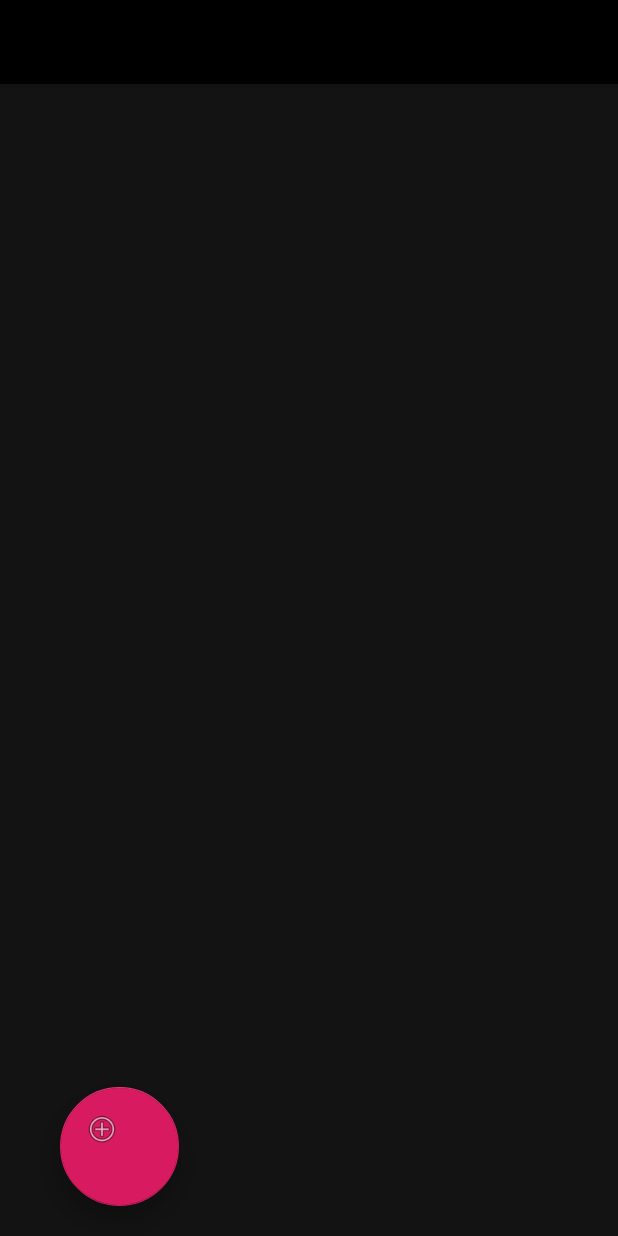
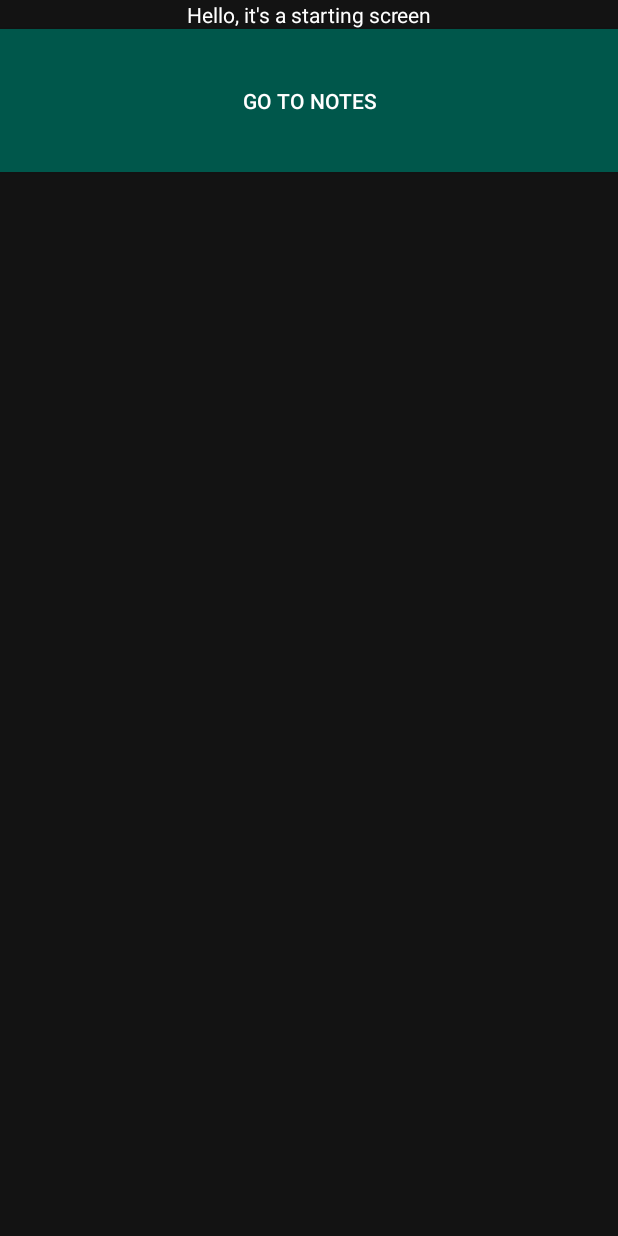
Before and after one commit to KrizzyK/LifeAssistant, an Android app: the screen it shows after launch (NoteListActivity before the commit, StartScreenActivity after it), on a phone screen of 412 x 824 dp. Run offline under Robolectric (Android 15) with nearby library versions, the light colour scheme and no system bars.

Commit message:
Re-do of the structure of the project. NEXT TO-DO: Drawer Layout in all activities. Requires another re-do of the structure.

```diff
--- /dev/null
+++ b/app/src/main/java/com/example/lifeassistant/StartScreenActivity.java
@@ -0,0 +1,26 @@
+package com.example.lifeassistant;
+
+import android.content.Intent;
+import android.os.Bundle;
+import android.view.View;
+import android.widget.Button;
+
+import androidx.annotation.Nullable;
+import androidx.appcompat.app.AppCompatActivity;
+
+public class StartScreenActivity extends AppCompatActivity {
+    private Button goToNotesActivity;
+    @Override
+    protected void onCreate(@Nullable Bundle savedInstanceState) {
+        super.onCreate(savedInstanceState);
+        setContentView(R.layout.start_screen_layout);
+        goToNotesActivity = (Button) findViewById(R.id.startToNotesButton);
+        goToNotesActivity.setOnClickListener(new View.OnClickListener() {
+            @Override
+            public void onClick(View view) {
+                startActivity(new Intent(view.getContext(),NoteListActivity.class));
+            }
+        });
+    }
+
+}
--- a/app/src/main/res/layout/main_drawer_layout.xml
+++ b/app/src/main/res/layout/main_drawer_layout.xml
@@ -10,7 +10,7 @@
     android:background="@color/cardview_light_background">
 
     <include
-        layout="@layout/left_bar_main"
+        layout="@layout/main"
         android:layout_width="match_parent"
         android:layout_height="match_parent" />
 
@@ -19,7 +19,10 @@
         android:layout_width="wrap_content"
         android:layout_height="match_parent"
         android:layout_gravity="start"
-        android:fitsSystemWindows="true"/>
+        android:fitsSystemWindows="true"
+        android:background="@color/backgroundColor"/>
+        <!--w srodku NavigationView powinno znajdowac sie wszystko co ma byc w szafce-->
+
 
 
 
--- a/app/src/main/res/layout/start_screen_layout.xml
+++ b/app/src/main/res/layout/start_screen_layout.xml
@@ -3,11 +3,22 @@
     xmlns:android="http://schemas.android.com/apk/res/android"
     android:orientation="vertical"
     android:layout_width="match_parent"
-    android:layout_height="match_parent">
+    android:layout_height="match_parent"
+    android:background="@color/backgroundColor">
+
     <TextView
         android:layout_width="match_parent"
-        android:layout_height="match_parent"
+        android:layout_height="wrap_content"
         android:text="Hello, it's a starting screen"
-        android:textAlignment="center"/>
+        android:textAlignment="center"
+        android:textColor="@color/textColor"/>
+
+    <Button
+        android:id="@+id/startToNotesButton"
+        android:layout_width="match_parent"
+        android:layout_height="95dp"
+        android:background="@color/primaryAppDarkColor"
+        android:text="Go To Notes"
+        android:textColor="@color/textColor" />
 
 </LinearLayout>
```
Also changed, not shown: app/src/main/AndroidManifest.xml (+6 -2 lines), app/src/main/java/com/example/lifeassistant/NoteListActivity.java (+4 -3 lines), app/src/main/java/com/example/lifeassistant/OpenedNoteActivity.java (+10 -2 lines), app/src/main/res/layout/main.xml (renamed from app/src/main/res/layout/left_bar_main.xml).
